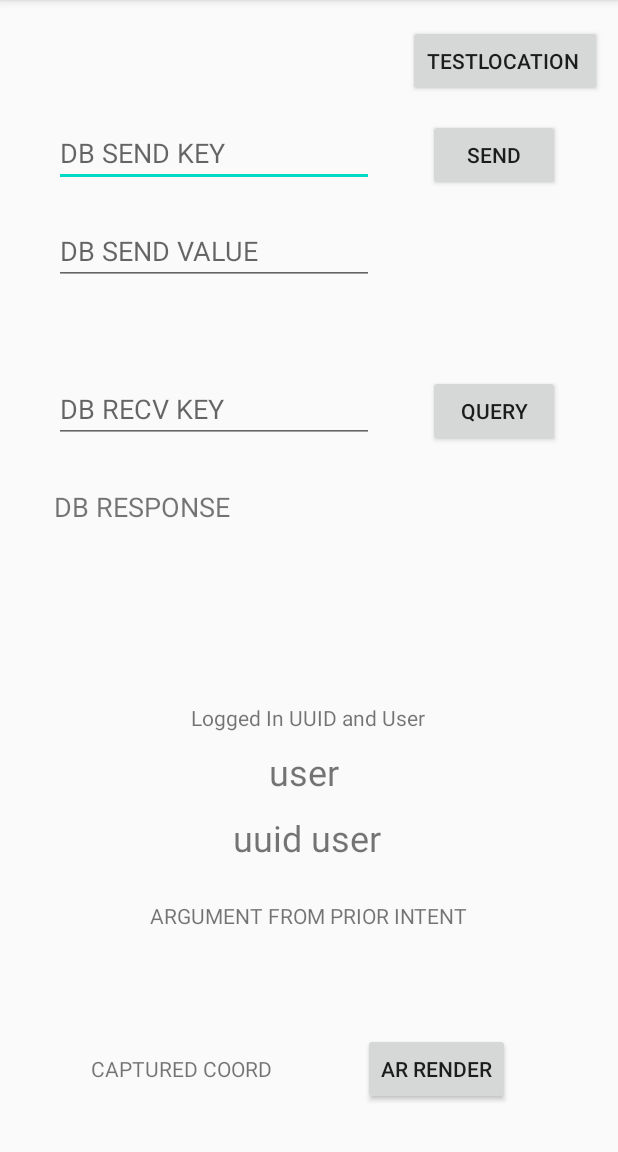
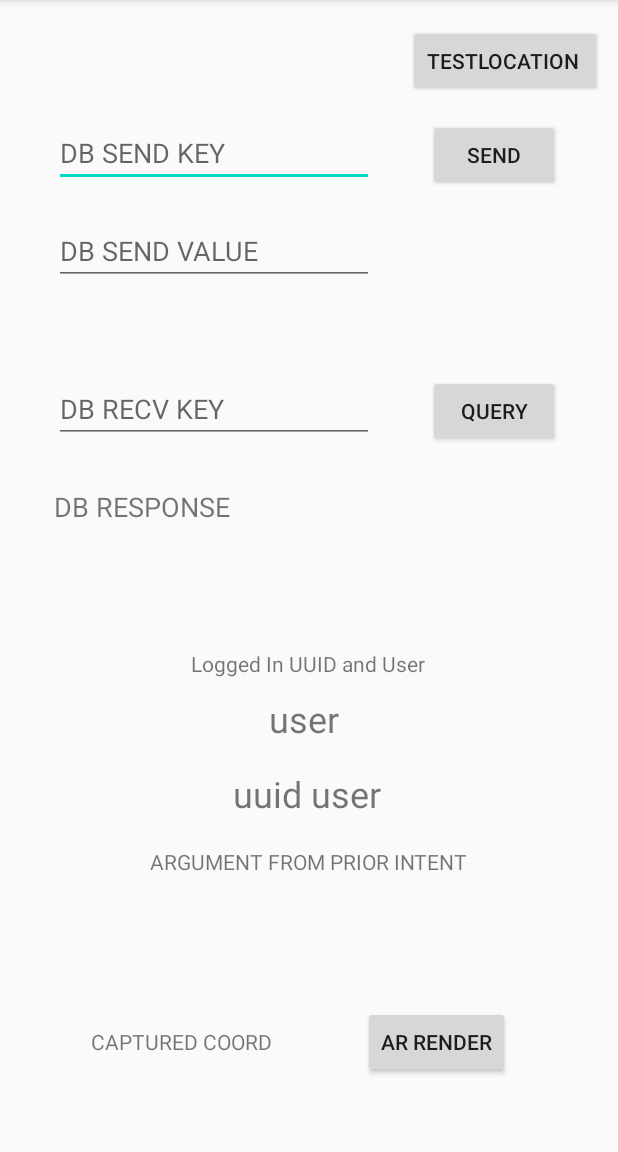
Before and after one commit to Teabeans/css390_arapp, an Android app: the lobby screen opened directly, with no data from a screen before it, on a phone screen of 412 x 824 dp, the part 84-1236 px from its top. Run offline under Robolectric (Android 15) with nearby library versions, the phone set to English and light mode, and no system bars; our stand-ins replace Firebase (no records; nobody signed in at launch, a user with empty details on screens opened directly); 1 statement that could not run was skipped.

Commit message:
Change to lobby layout

```diff
--- a/app/src/main/res/layout/activity_lobby.xml
+++ b/app/src/main/res/layout/activity_lobby.xml
@@ -90,7 +90,7 @@
         app:layout_constraintHorizontal_bias="0.49"
         app:layout_constraintStart_toStartOf="parent"
         app:layout_constraintTop_toTopOf="parent"
-        app:layout_constraintVertical_bias="0.849" />
+        app:layout_constraintVertical_bias="0.8" />
 
     <TextView
         android:id="@+id/uuid_lobby_textview"
```
